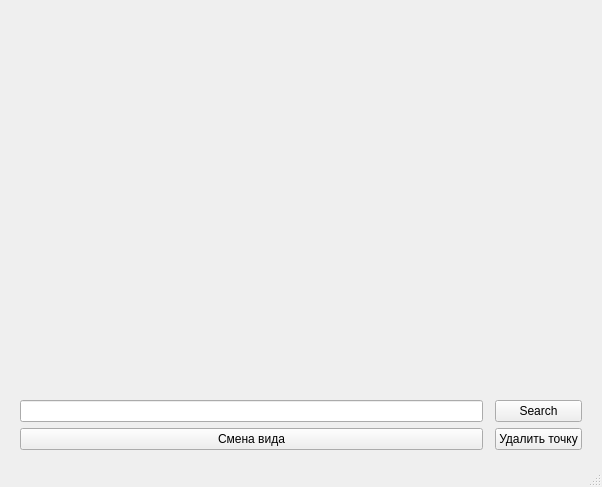
This is ui/untitled.ui in Shadowik2306/BigApi as Qt 5 draws it before an edit. The edited form follows.
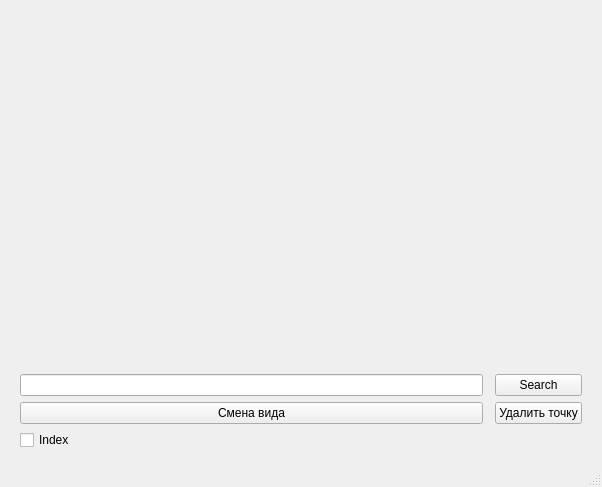
This is the edited form.

Patch:
```diff
--- a/ui/untitled.ui
+++ b/ui/untitled.ui
@@ -90,6 +90,13 @@
         </property>
        </widget>
       </item>
+      <item row="4" column="0">
+       <widget class="QCheckBox" name="indexCheckBox">
+        <property name="text">
+         <string>Index</string>
+        </property>
+       </widget>
+      </item>
      </layout>
     </item>
    </layout>
```
